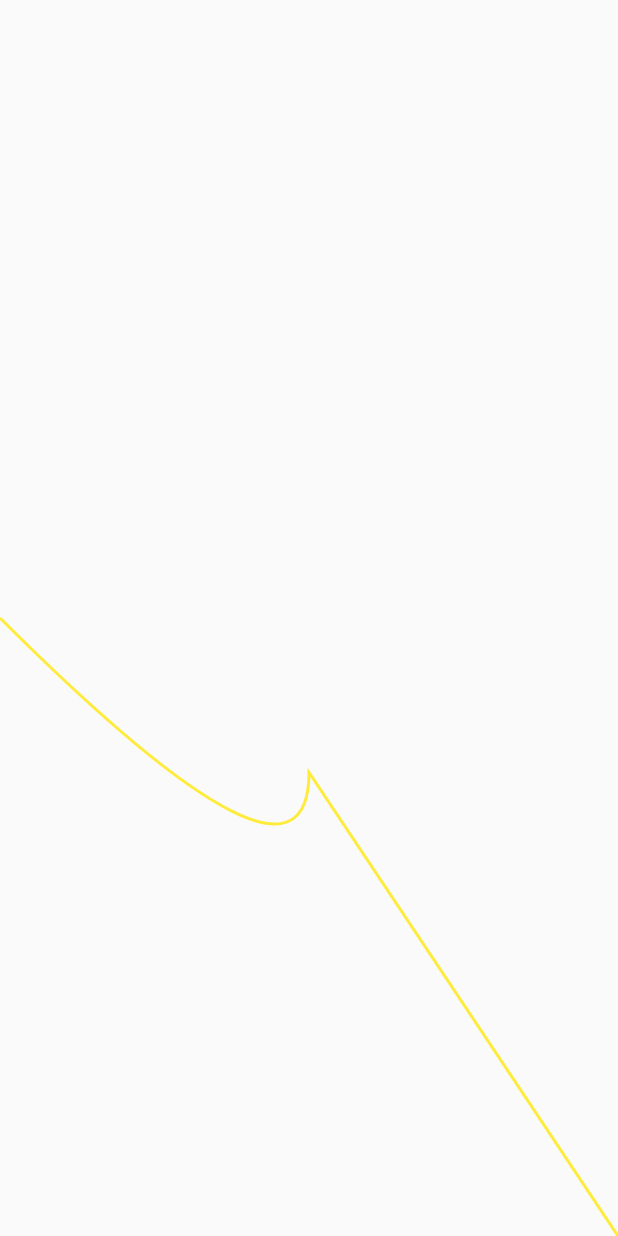
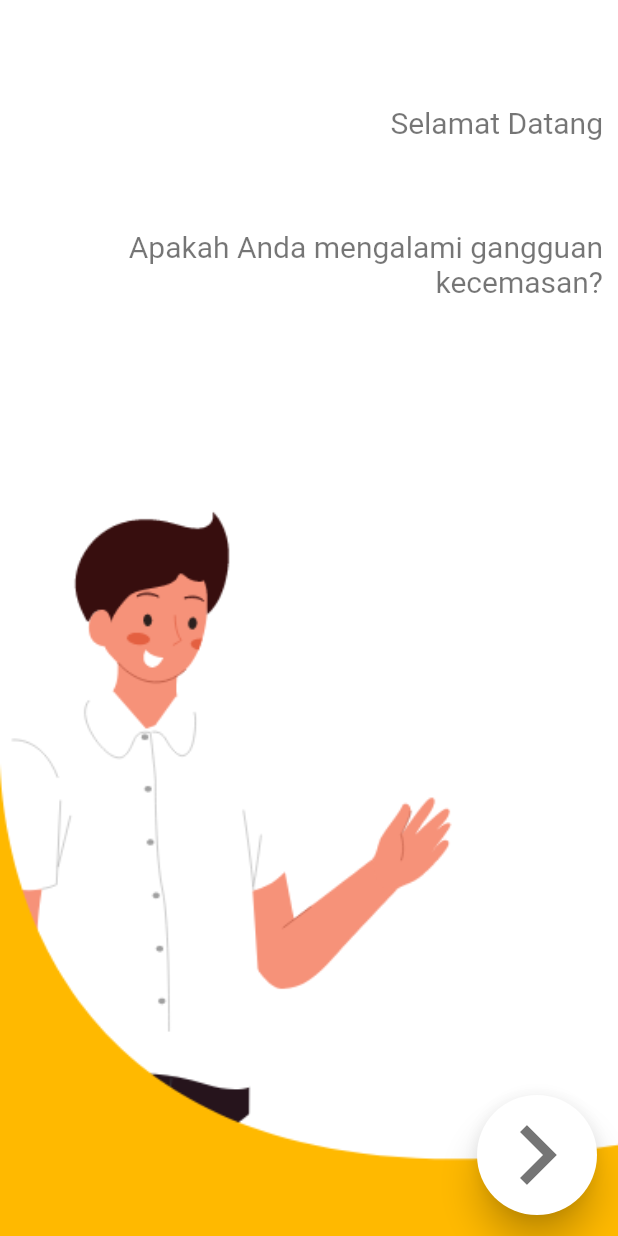
Before and after one commit to senseiRNF/anxiety_disorder_diagnostic, a Flutter app: the screen it shows after launch, on a phone screen of 412 x 824 dp. Run offline on Flutter 3.47's test engine with Material 2 defaults, Android fonts, the phone set to English and light mode, and no system bars; our stand-ins replace shared_preferences.

Commit message:
add intro widget

```diff
--- a/lib/halaman/halaman_perkenalan.dart
+++ b/lib/halaman/halaman_perkenalan.dart
@@ -1,3 +1,4 @@
+import 'package:anxiety_disorder_diagnostic/widget/widget_global.dart';
 import 'package:anxiety_disorder_diagnostic/widget/widget_spesifik/widget_halaman_perkenalan.dart';
 import 'package:flutter/material.dart';
 
@@ -7,35 +8,44 @@ class HalamanPerkenalan extends StatefulWidget {
 }
 
 class _HalamanPerkenalanState extends State<HalamanPerkenalan> {
+  DateTime waktuTekanKembali;
+
   @override
   void initState() {
     super.initState();
   }
 
+  Future<bool> keluarAplikasi() {
+    DateTime sekarang = DateTime.now();
+
+    if(waktuTekanKembali == null || sekarang.difference(waktuTekanKembali) > Duration(seconds: 2)) {
+      waktuTekanKembali = sekarang;
+
+      ScaffoldMessenger.of(context).showSnackBar(
+        SnackBar(
+          duration: Duration(seconds: 2),
+          content: TeksGlobal(
+            isi: 'Tekan sekali lagi untuk keluar',
+            warna: Colors.white,
+          ),
+        ),
+      );
+
+      return Future.value(false);
+    } else {
+      waktuTekanKembali = null;
+
+      return Future.value(true);
+    }
+  }
+
   @override
   Widget build(BuildContext context) {
-    return Scaffold(
-      body: SafeArea(
-        child: Column(
-          crossAxisAlignment: CrossAxisAlignment.stretch,
-          children: [
-            Expanded(
-              child: Stack(
-                children: [
-                  Align(
-                    alignment: Alignment.bottomCenter,
-                    child: Container(
-                      height: MediaQuery.of(context).size.height / 2,
-                      width: MediaQuery.of(context).size.width,
-                      child: CustomPaint(
-                        painter: DesainLatarBelakang(),
-                      ),
-                    ),
-                  ),
-                ],
-              ),
-            ),
-          ],
+    return WillPopScope(
+      onWillPop: keluarAplikasi,
+      child: Scaffold(
+        body: SafeArea(
+          child: WidgetPerkenalan(),
         ),
       ),
     );
--- a/lib/widget/widget_spesifik/widget_halaman_perkenalan.dart
+++ b/lib/widget/widget_spesifik/widget_halaman_perkenalan.dart
@@ -1,28 +1,182 @@
+import 'package:anxiety_disorder_diagnostic/fungsi/fungsi_global.dart';
+import 'package:anxiety_disorder_diagnostic/halaman/halaman_masuk.dart';
+import 'package:anxiety_disorder_diagnostic/layanan/preferensi_global.dart';
+import 'package:anxiety_disorder_diagnostic/widget/widget_global.dart';
 import 'package:flutter/material.dart';
 
-/// Koleksi widget yang dapat digunakan di halaman utama (main screen widgets)
+/// Koleksi widget yang dapat digunakan di halaman perkenalan (introduction screen widgets)
 ///
 /// Widget tanpa keadaan (stateless widget)
 
-class DesainLatarBelakang extends CustomPainter {
+class TeksPerkenalan extends StatelessWidget {
+  final String teksAtas;
+  final String teksBawah;
+
+  TeksPerkenalan({
+    @required this.teksAtas,
+    @required this.teksBawah,
+  });
+
   @override
-  void paint(Canvas canvas, Size size) {
-    var paint = Paint();
-    paint.color = Colors.yellow;
-    paint.style = PaintingStyle.stroke;
-    paint.strokeWidth = 2.0;
+  Widget build(BuildContext context) {
+    return Column(
+      crossAxisAlignment: CrossAxisAlignment.stretch,
+      children: [
+        SizedBox(
+          height: 60.0,
+        ),
+        TeksGlobal(
+          isi: teksAtas,
+          ukuran: 20.0,
+          posisi: TextAlign.end,
+        ),
+        SizedBox(
+          height: 60.0,
+        ),
+        TeksGlobal(
+          isi: teksBawah,
+          ukuran: 20.0,
+          posisi: TextAlign.end,
+        ),
+      ],
+    );
+  }
+}
 
-    var path = Path();
+class TombolPerkenalanSelanjutnya extends StatelessWidget {
+  final Function tekanTombol;
 
-    /*path.quadraticBezierTo(x1, y1, x2, y2)*/
-    path.quadraticBezierTo(size.width / 2, size.height / 2, size.width / 2, size.height / 4);
-    path.lineTo(size.width, size.height);
+  TombolPerkenalanSelanjutnya({
+    @required this.tekanTombol,
+  });
 
-    canvas.drawPath(path, paint);
+  @override
+  Widget build(BuildContext context) {
+    return Card(
+      shape: RoundedRectangleBorder(
+        borderRadius: BorderRadius.circular(100.0,),
+      ),
+      elevation: 10.0,
+      child: InkWell(
+        onTap: () {
+          tekanTombol();
+        },
+        customBorder: RoundedRectangleBorder(
+          borderRadius: BorderRadius.circular(100.0,),
+        ),
+        child: Icon(
+          Icons.navigate_next,
+          color: Colors.black54,
+          size: 80.0,
+        ),
+      ),
+    );
+  }
+}
+
+class TombolPerkenalanMasuk extends StatelessWidget {
+  @override
+  Widget build(BuildContext context) {
+    return Card(
+      shape: RoundedRectangleBorder(
+        borderRadius: BorderRadius.circular(10.0,),
+      ),
+      elevation: 10.0,
+      child: InkWell(
+        onTap: () {
+          aturPerkenalan(true);
+
+          timpaDenganHalaman(context, HalamanMasuk());
+        },
+        customBorder: RoundedRectangleBorder(
+          borderRadius: BorderRadius.circular(10.0,),
+        ),
+        child: Padding(
+          padding: EdgeInsets.all(20.0,),
+          child: TeksGlobal(
+            isi: 'Ayo Mulai!',
+            ukuran: 28.0,
+            tebal: true,
+          ),
+        ),
+      ),
+    );
+  }
+}
+
+/// Widget dengan keadaan (stateful Widget)
+
+class WidgetPerkenalan extends StatefulWidget {
+  @override
+  _WidgetPerkenalanState createState() => _WidgetPerkenalanState();
+}
+
+class _WidgetPerkenalanState extends State<WidgetPerkenalan> {
+  int indeks = 0;
+
+  List daftarAset = [
+    'aset/gambar/latar_belakang_pria.png',
+    'aset/gambar/latar_belakang_wanita.png',
+    'aset/gambar/latar_belakang_gabung.png',
+  ];
+
+  List daftarTeks = [
+    ['Selamat Datang', 'Apakah Anda mengalami gangguan kecemasan?'],
+    ['Anda ragu apakah sedang mengalaminya atau tidak?', 'Tidak tau cara menanganinya?'],
+    ['Tenang, kami punya solusi', 'Solusi terbaik untuk kesehatan mental Anda'],
+  ];
+
+  @override
+  void initState() {
+    super.initState();
   }
 
   @override
-  bool shouldRepaint(covariant CustomPainter oldDelegate) {
-    return true;
+  Widget build(BuildContext context) {
+    return Stack(
+      children: [
+        Column(
+          crossAxisAlignment: CrossAxisAlignment.stretch,
+          children: [
+            Expanded(
+              child: SizedBox(
+                width: MediaQuery.of(context).size.width,
+                child: Image.asset(
+                  daftarAset[indeks],
+                  fit: BoxFit.fitWidth,
+                ),
+              ),
+            ),
+          ],
+        ),
+        Padding(
+          padding: EdgeInsets.all(10.0,),
+          child: TeksPerkenalan(
+            teksAtas: daftarTeks[indeks][0],
+            teksBawah: daftarTeks[indeks][1],
+          ),
+        ),
+        Padding(
+          padding: EdgeInsets.all(10.0,),
+          child: Align(
+            alignment: Alignment.bottomRight,
+            child: indeks < 2 ?
+            TombolPerkenalanSelanjutnya(
+              tekanTombol: () {
+                setState(() {
+                  indeks = indeks + 1;
+                });
+              },
+            ) :
+            TombolPerkenalanMasuk(),
+          ),
+        ),
+      ],
+    );
+  }
+
+  @override
+  void dispose() {
+    super.dispose();
   }
 }
```
Also changed, not shown: lib/fungsi/fungsi_spesifik/fungsi_halaman_pembuka.dart (added, +17 -0 lines), lib/halaman/halaman_pembuka.dart (+7 -25 lines), aset/gambar/gambar_pembuka.png, aset/gambar/latar_belakang_gabung.png (added), aset/gambar/latar_belakang_pria.png (added), aset/gambar/latar_belakang_wanita.png (added), 5 other files.
